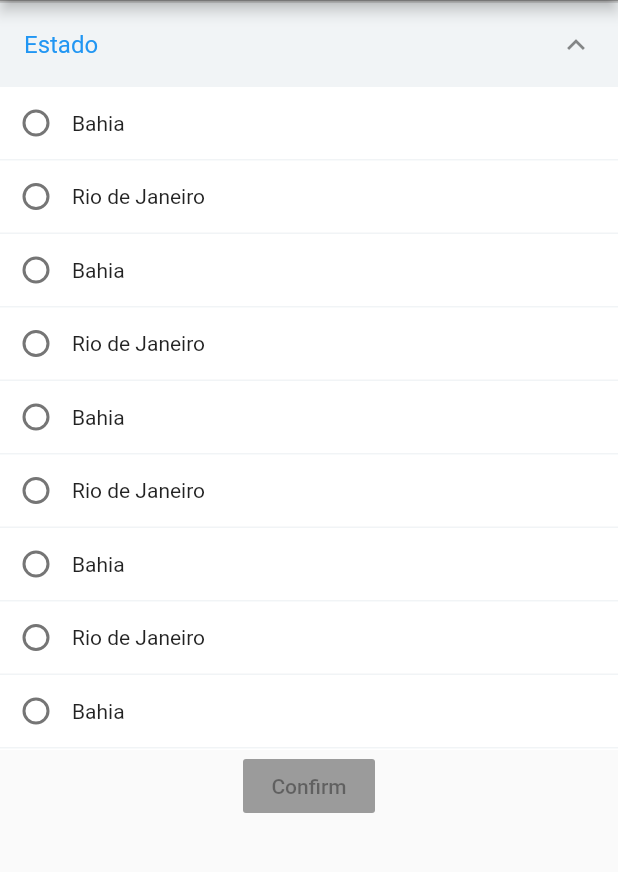
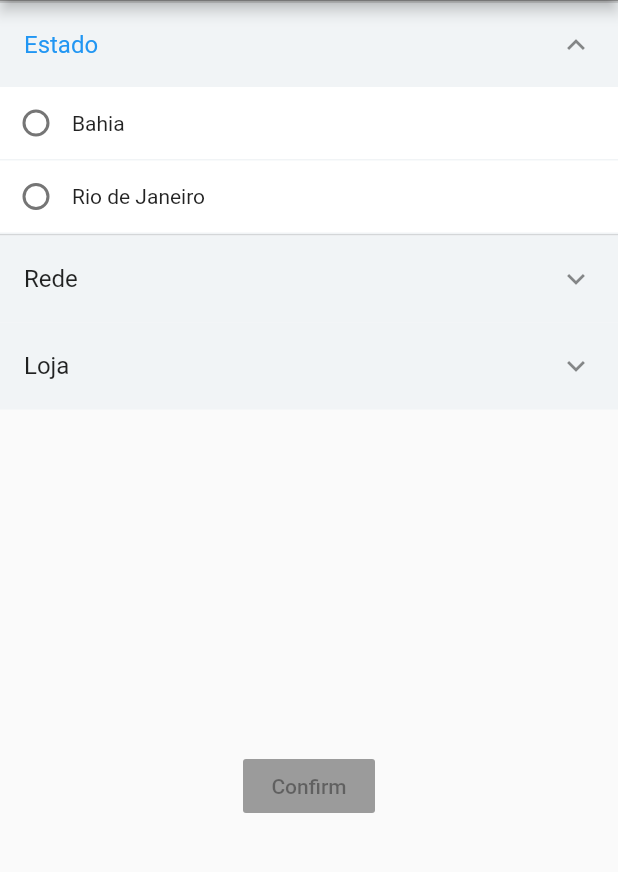
Before and after one commit to joaovirgili/expansion_form, a Flutter app: the screen it shows after launch, on a phone screen of 412 x 824 dp, the part 84-956 px from its top. Run offline on Flutter 3.47's test engine with Material 2 defaults, Android fonts, the phone set to English and light mode, and no system bars; our stand-ins replace flutter_mobx, mobx; generated files the repository leaves out were written again.

Commit message:
Adicionado método para obter as opções selecionadas

```diff
--- a/example/lib/main.dart
+++ b/example/lib/main.dart
@@ -23,12 +23,19 @@ class MyWidget extends StatefulWidget {
 }
 
 class _MyWidgetState extends State<MyWidget> {
+  GlobalKey<FiltroState> filtroKey;
   var isFormValid = false;
 
   _onValidationChange(bool value) {
     setState(() {
       isFormValid = value;
     });
+  }
+
+  @override
+  void initState() {
+    filtroKey = GlobalKey<FiltroState>();
+    super.initState();
   }
 
   @override
@@ -40,6 +47,7 @@ class _MyWidgetState extends State<MyWidget> {
       body: Column(
         children: <Widget>[
           Filtro(
+            key: filtroKey,
             onValidateChange: _onValidationChange,
             items: [
               FiltroItemModel(
@@ -48,78 +56,6 @@ class _MyWidgetState extends State<MyWidget> {
                 dependents: ["rede"],
                 isRequired: true,
                 options: [
-                  FiltroItemOptionModel(
-                    key: "ba",
-                    name: "Bahia",
-                  ),
-                  FiltroItemOptionModel(
-                    key: "rj",
-                    name: "Rio de Janeiro",
-                  ),
-                  FiltroItemOptionModel(
-                    key: "ba",
-                    name: "Bahia",
-                  ),
-                  FiltroItemOptionModel(
-                    key: "rj",
-                    name: "Rio de Janeiro",
-                  ),
-                  FiltroItemOptionModel(
-                    key: "ba",
-                    name: "Bahia",
-                  ),
-                  FiltroItemOptionModel(
-                    key: "rj",
-                    name: "Rio de Janeiro",
-                  ),
-                  FiltroItemOptionModel(
-                    key: "ba",
-                    name: "Bahia",
-                  ),
-                  FiltroItemOptionModel(
-                    key: "rj",
-                    name: "Rio de Janeiro",
-                  ),
-                  FiltroItemOptionModel(
-                    key: "ba",
-                    name: "Bahia",
-                  ),
-                  FiltroItemOptionModel(
-                    key: "rj",
-                    name: "Rio de Janeiro",
-                  ),
-                  FiltroItemOptionModel(
-                    key: "ba",
-                    name: "Bahia",
-                  ),
-                  FiltroItemOptionModel(
-                    key: "rj",
-                    name: "Rio de Janeiro",
-                  ),
-                  FiltroItemOptionModel(
-                    key: "ba",
-                    name: "Bahia",
-                  ),
-                  FiltroItemOptionModel(
-                    key: "rj",
-                    name: "Rio de Janeiro",
-                  ),
-                  FiltroItemOptionModel(
-                    key: "ba",
-                    name: "Bahia",
-                  ),
-                  FiltroItemOptionModel(
-                    key: "rj",
-                    name: "Rio de Janeiro",
-                  ),
-                  FiltroItemOptionModel(
-                    key: "ba",
-                    name: "Bahia",
-                  ),
-                  FiltroItemOptionModel(
-                    key: "rj",
-                    name: "Rio de Janeiro",
-                  ),
                   FiltroItemOptionModel(
                     key: "ba",
                     name: "Bahia",
@@ -212,7 +148,11 @@ class _MyWidgetState extends State<MyWidget> {
             ],
           ),
           RaisedButton(
-            onPressed: isFormValid ? () {} : null,
+            onPressed: isFormValid
+                ? () {
+                    print(filtroKey.currentState.selectedOptions);
+                  }
+                : null,
             child: Text("Confirm"),
           ),
         ],
--- a/lib/filtro_widget.dart
+++ b/lib/filtro_widget.dart
@@ -77,6 +77,9 @@ class FiltroState extends State<Filtro> {
   List<GlobalKey<FiltroItemWidgetState>> keys = [];
   bool formValid = false;
   final controller = FiltroController();
+
+  Map<String, FiltroItemOptionModel> get selectedOptions =>
+      controller.selectedOptions;
 
   /// Generate and store a GlobalKey for each Item
   List<GlobalKey<FiltroItemWidgetState>> _generateGlobalKeys() {
```
